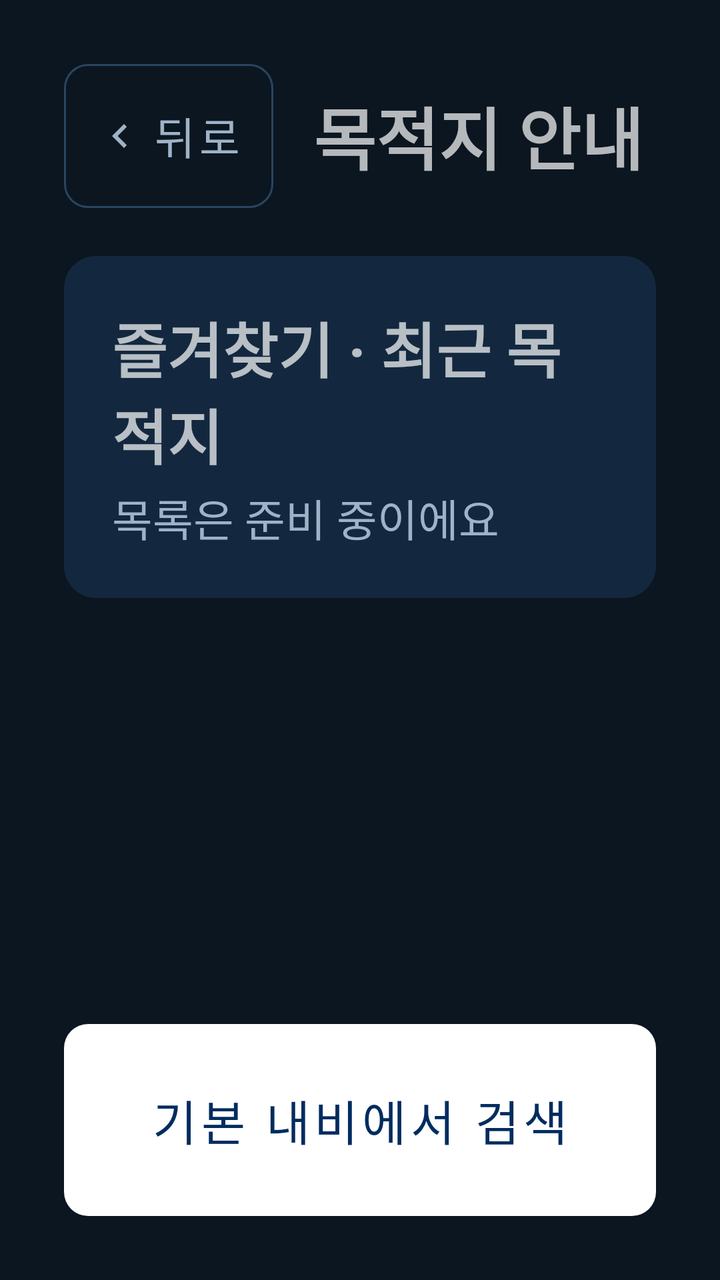
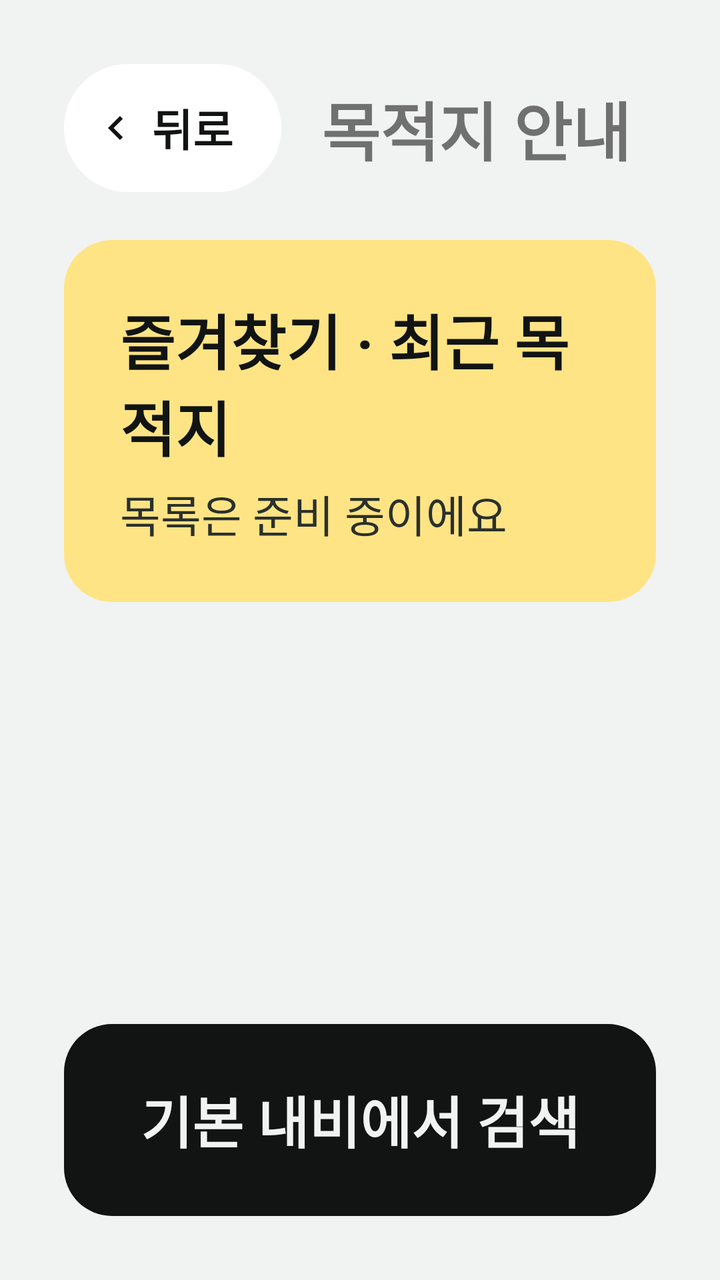

Compare the two renders of this Android layout. The source of the first and the diff that turns it into the second are given below.
<!-- AndroidManifest.xml: application theme Theme.Jeonunbochocar -->
<!-- res/layout/screen_destination.xml -->
<?xml version="1.0" encoding="utf-8"?>
<LinearLayout xmlns:android="http://schemas.android.com/apk/res/android"
    xmlns:app="http://schemas.android.com/apk/res-auto"
    android:layout_width="match_parent"
    android:layout_height="match_parent"
    android:orientation="vertical"
    android:padding="32dp">

    <LinearLayout
        android:layout_width="match_parent"
        android:layout_height="wrap_content"
        android:gravity="center_vertical"
        android:orientation="horizontal">

        <Button
            android:id="@+id/btnBack"
            style="@style/Jb.Button.Back"
            android:layout_width="wrap_content"
            android:layout_height="72dp"
            android:layout_marginEnd="20dp"
            android:text="뒤로" />

        <TextView
            android:layout_width="wrap_content"
            android:layout_height="wrap_content"
            android:text="목적지 안내"
            android:textSize="34sp"
            android:textStyle="bold" />
    </LinearLayout>

    <ScrollView
        android:layout_width="match_parent"
        android:layout_height="0dp"
        android:layout_marginTop="24dp"
        android:layout_weight="1">

        <LinearLayout
            android:id="@+id/screenContent"
            android:layout_width="match_parent"
            android:layout_height="wrap_content"
            android:orientation="vertical">

            <LinearLayout
                android:layout_width="match_parent"
                android:layout_height="wrap_content"
                android:layout_marginTop="0dp"
                android:background="@drawable/bg_card"
                android:orientation="vertical"
                android:padding="24dp">

                <TextView
                    android:layout_width="wrap_content"
                    android:layout_height="wrap_content"
                    android:text="즐겨찾기 · 최근 목적지"
                    android:textSize="30sp"
                    android:textStyle="bold" />
                <TextView
                    android:layout_width="wrap_content"
                    android:layout_height="wrap_content"
                    android:layout_marginTop="4dp"
                    android:text="목록은 준비 중이에요"
                    android:textColor="@color/jb_text_secondary"
                    android:textSize="22sp" />
            </LinearLayout>
        </LinearLayout>
    </ScrollView>

    <Button
        android:id="@+id/btnNext"
        style="@style/Jb.Button.Primary"
        android:layout_width="match_parent"
        android:layout_height="96dp"
        android:layout_marginTop="16dp"
        android:text="기본 내비에서 검색" />
</LinearLayout>
<!-- resources referenced by this layout -->
<resources>
  <color name="jb_text_secondary">#9FB3C8</color>
  <!-- drawable bg_card (drawable) -->
  <?xml version="1.0" encoding="utf-8"?>
  <shape xmlns:android="http://schemas.android.com/apk/res/android">
      <solid android:color="@color/jb_card" />
      <corners android:radius="16dp" />
  </shape>
  <style name="Jb.Button.Back" parent="Widget.MaterialComponents.Button.OutlinedButton">
          <item name="strokeColor">@color/jb_outline</item>
          <item name="android:textColor">@color/jb_text_secondary</item>
          <item name="android:textSize">22sp</item>
          <item name="cornerRadius">12dp</item>
          <item name="icon">@drawable/ic_chevron_left</item>
          <item name="iconTint">@color/jb_text_secondary</item>
          <item name="android:minHeight">72dp</item>
          <item name="android:insetTop">0dp</item>
          <item name="android:insetBottom">0dp</item>
      </style>
  <style name="Jb.Button.Primary">
          <item name="backgroundTint">@color/white</item>
          <item name="android:textColor">@color/jb_navy</item>
      </style>
  <style name="Theme.Jeonunbochocar" parent="Theme.MaterialComponents.NoActionBar">
          <item name="colorPrimary">@color/jb_accent</item>
          <item name="colorPrimaryVariant">@color/jb_navy</item>
          <item name="colorOnPrimary">@color/jb_background</item>
          <item name="colorSecondary">@color/jb_accent</item>
          <item name="colorOnSecondary">@color/jb_background</item>
          <item name="android:windowBackground">@color/jb_background</item>
          <item name="android:statusBarColor">@color/jb_background</item>
          <item name="materialButtonStyle">@style/Jb.Button</item>
      </style>
  <color name="jb_card">#13283F</color>
  <color name="jb_outline">#2A4560</color>
  <color name="white">#FFFFFFFF</color>
  <color name="jb_navy">#002C5F</color>
  <color name="jb_accent">#00AAD2</color>
  <color name="jb_background">#0B1620</color>
  <style name="Jb.Button" parent="Widget.MaterialComponents.Button.UnelevatedButton">
          <item name="backgroundTint">@color/jb_card</item>
          <item name="android:textColor">@color/white</item>
          <item name="android:textSize">24sp</item>
          <item name="cornerRadius">12dp</item>
          <item name="android:insetTop">0dp</item>
          <item name="android:insetBottom">0dp</item>
      </style>
  <!-- unchanged entries left out for length: 1 -->
</resources>

<!-- the commit's change to res/layout/screen_destination.xml (unified diff, before → after) -->
@@ -1,6 +1,5 @@
 <?xml version="1.0" encoding="utf-8"?>
 <LinearLayout xmlns:android="http://schemas.android.com/apk/res/android"
-    xmlns:app="http://schemas.android.com/apk/res-auto"
     android:layout_width="match_parent"
     android:layout_height="match_parent"
     android:orientation="vertical"
@@ -16,54 +15,38 @@
             android:id="@+id/btnBack"
             style="@style/Jb.Button.Back"
             android:layout_width="wrap_content"
-            android:layout_height="72dp"
+            android:layout_height="64dp"
             android:layout_marginEnd="20dp"
             android:text="뒤로" />
 
         <TextView
-            android:layout_width="wrap_content"
-            android:layout_height="wrap_content"
-            android:text="목적지 안내"
-            android:textSize="34sp"
-            android:textStyle="bold" />
+            style="@style/Jb.HeaderTitle"
+            android:text="목적지 안내" />
     </LinearLayout>
 
-    <ScrollView
+    <LinearLayout
         android:layout_width="match_parent"
-        android:layout_height="0dp"
+        android:layout_height="wrap_content"
         android:layout_marginTop="24dp"
-        android:layout_weight="1">
+        android:background="@drawable/bg_block"
+        android:backgroundTint="@color/jb_butter"
+        android:orientation="vertical"
+        android:padding="28dp">
 
-        <LinearLayout
-            android:id="@+id/screenContent"
-            android:layout_width="match_parent"
-            android:layout_height="wrap_content"
-            android:orientation="vertical">
+        <TextView
+            style="@style/Jb.OnBlock"
+            android:text="즐겨찾기 · 최근 목적지"
+            android:textSize="30sp" />
 
-            <LinearLayout
-                android:layout_width="match_parent"
-                android:layout_height="wrap_content"
-                android:layout_marginTop="0dp"
-                android:background="@drawable/bg_card"
-                android:orientation="vertical"
-                android:padding="24dp">
+        <TextView
+            style="@style/Jb.OnBlock"
+            android:layout_marginTop="6dp"
+            android:text="목록은 준비 중이에요"
+            android:textColor="@color/jb_on_block_secondary"
+            android:textStyle="normal" />
+    </LinearLayout>
 
-                <TextView
-                    android:layout_width="wrap_content"
-                    android:layout_height="wrap_content"
-                    android:text="즐겨찾기 · 최근 목적지"
-                    android:textSize="30sp"
-                    android:textStyle="bold" />
-                <TextView
-                    android:layout_width="wrap_content"
-                    android:layout_height="wrap_content"
-                    android:layout_marginTop="4dp"
-                    android:text="목록은 준비 중이에요"
-                    android:textColor="@color/jb_text_secondary"
-                    android:textSize="22sp" />
-            </LinearLayout>
-        </LinearLayout>
-    </ScrollView>
+    <Space style="@style/Jb.Fill" />
 
     <Button
         android:id="@+id/btnNext"
<!-- resource entries referenced after the edit -->
@@ -1,51 +1,78 @@
 <!-- resources referenced by this layout -->
 <resources>
-  <color name="jb_text_secondary">#9FB3C8</color>
-  <!-- drawable bg_card (drawable) -->
+  <color name="jb_butter">#FEE484</color>
+  <color name="jb_on_block_secondary">#2A302C</color>
+  <!-- drawable bg_block (drawable) -->
   <?xml version="1.0" encoding="utf-8"?>
   <shape xmlns:android="http://schemas.android.com/apk/res/android">
-      <solid android:color="@color/jb_card" />
-      <corners android:radius="16dp" />
+      <solid android:color="@color/white" />
+      <corners android:radius="24dp" />
   </shape>
-  <style name="Jb.Button.Back" parent="Widget.MaterialComponents.Button.OutlinedButton">
-          <item name="strokeColor">@color/jb_outline</item>
-          <item name="android:textColor">@color/jb_text_secondary</item>
+  <color name="jb_text_secondary">#56605B</color>
+  <style name="Jb.Button.Back">
+          <item name="cornerRadius">32dp</item>
+          <item name="icon">@drawable/ic_chevron_left</item>
+          <item name="iconTint">@color/jb_text</item>
+          <item name="iconPadding">6dp</item>
+          <item name="android:minHeight">64dp</item>
+          <item name="android:paddingStart">14dp</item>
+          <item name="android:paddingEnd">24dp</item>
+      </style>
+  <style name="Jb.Button.Primary">
+          <item name="backgroundTint">@color/jb_primary</item>
+          <item name="android:textColor">@color/jb_on_primary</item>
+          <item name="android:textSize">28sp</item>
+          <item name="cornerRadius">24dp</item>
+      </style>
+  <style name="Jb.Fill" parent="">
+          <item name="android:layout_width">match_parent</item>
+          <item name="android:layout_height">0dp</item>
+          <item name="android:layout_weight">1</item>
+      </style>
+  <style name="Jb.HeaderTitle" parent="">
+          <item name="android:layout_width">wrap_content</item>
+          <item name="android:layout_height">wrap_content</item>
+          <item name="android:textSize">32sp</item>
+          <item name="android:textStyle">bold</item>
+      </style>
+  <style name="Jb.OnBlock" parent="">
+          <item name="android:layout_width">wrap_content</item>
+          <item name="android:layout_height">wrap_content</item>
+          <item name="android:textColor">@color/jb_on_block</item>
           <item name="android:textSize">22sp</item>
-          <item name="cornerRadius">12dp</item>
-          <item name="icon">@drawable/ic_chevron_left</item>
-          <item name="iconTint">@color/jb_text_secondary</item>
-          <item name="android:minHeight">72dp</item>
+          <item name="android:textStyle">bold</item>
+      </style>
+  <style name="Theme.Jeonunbochocar" parent="Theme.MaterialComponents.DayNight.NoActionBar">
+          <item name="colorPrimary">@color/jb_primary</item>
+          <item name="colorPrimaryVariant">@color/jb_primary</item>
+          <item name="colorOnPrimary">@color/jb_on_primary</item>
+          <item name="colorSecondary">@color/jb_primary</item>
+          <item name="colorOnSecondary">@color/jb_on_primary</item>
+          <item name="android:textColorPrimary">@color/jb_text</item>
+          <item name="android:textColorSecondary">@color/jb_text_secondary</item>
+          <item name="android:windowBackground">@color/jb_background</item>
+          <item name="android:statusBarColor">@color/jb_background</item>
+          <item name="android:windowLightStatusBar">@bool/jb_light_bars</item>
+          <item name="materialButtonStyle">@style/Jb.Button</item>
+      </style>
+  <color name="white">#FFFFFFFF</color>
+  <color name="jb_text">#111413</color>
+  <color name="jb_primary">#111413</color>
+  <color name="jb_on_primary">#F1F3F2</color>
+  <color name="jb_on_block">#111413</color>
+  <color name="jb_background">#F1F3F2</color>
+  <style name="Jb.Button" parent="Widget.MaterialComponents.Button.UnelevatedButton">
+          <item name="backgroundTint">@color/jb_surface</item>
+          <item name="android:textColor">@color/jb_text</item>
+          <item name="android:textSize">22sp</item>
+          <item name="android:textStyle">bold</item>
+          <item name="android:textAllCaps">false</item>
+          <item name="android:letterSpacing">0</item>
+          <item name="cornerRadius">20dp</item>
           <item name="android:insetTop">0dp</item>
           <item name="android:insetBottom">0dp</item>
       </style>
-  <style name="Jb.Button.Primary">
-          <item name="backgroundTint">@color/white</item>
-          <item name="android:textColor">@color/jb_navy</item>
-      </style>
-  <style name="Theme.Jeonunbochocar" parent="Theme.MaterialComponents.NoActionBar">
-          <item name="colorPrimary">@color/jb_accent</item>
-          <item name="colorPrimaryVariant">@color/jb_navy</item>
-          <item name="colorOnPrimary">@color/jb_background</item>
-          <item name="colorSecondary">@color/jb_accent</item>
-          <item name="colorOnSecondary">@color/jb_background</item>
-          <item name="android:windowBackground">@color/jb_background</item>
-          <item name="android:statusBarColor">@color/jb_background</item>
-          <item name="materialButtonStyle">@style/Jb.Button</item>
-      </style>
-  <color name="jb_card">#13283F</color>
-  <color name="jb_outline">#2A4560</color>
-  <color name="white">#FFFFFFFF</color>
-  <color name="jb_navy">#002C5F</color>
-  <color name="jb_accent">#00AAD2</color>
-  <color name="jb_background">#0B1620</color>
-  <style name="Jb.Button" parent="Widget.MaterialComponents.Button.UnelevatedButton">
-          <item name="backgroundTint">@color/jb_card</item>
-          <item name="android:textColor">@color/white</item>
-          <item name="android:textSize">24sp</item>
-          <item name="cornerRadius">12dp</item>
-          <item name="android:insetTop">0dp</item>
-          <item name="android:insetBottom">0dp</item>
-      </style>
+  <color name="jb_surface">#FFFFFF</color>
   <!-- unchanged entries left out for length: 1 -->
 </resources>
 
